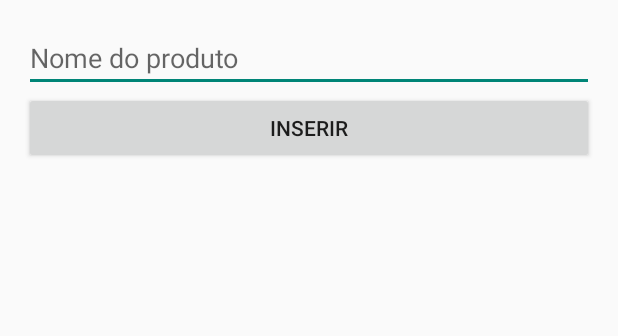
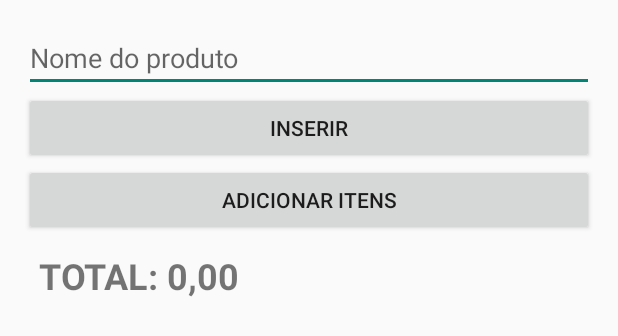
Before and after one commit to Otto-Samuel/app_lista_de_compras, an Android app built with Jetpack Compose: the layout layout.xml on its own in the app's theme, with its tools: preview values and no code run, on a phone screen of 412 x 824 dp. Shown: the top 336 px of the screen. Run offline under Robolectric (Android 15) with nearby library versions, the phone set to English and light mode, and no system bars.

```diff
--- a/app/src/main/res/layout/layout.xml
+++ b/app/src/main/res/layout/layout.xml
@@ -17,8 +17,23 @@
         android:text="inserir"
         android:id="@+id/btn_inserir" />
 
+    <Button
+        android:layout_width="match_parent"
+        android:layout_height="wrap_content"
+        android:text="Adicionar itens"
+        android:id="@+id/btn_adicionar" />
+
+    <TextView
+        android:layout_width="wrap_content"
+        android:layout_height="wrap_content"
+        android:text="TOTAL: 0,00"
+        android:textSize="24sp"
+        android:textStyle="bold"
+        android:padding="10dp"
+        android:id="@+id/txt_total" />
+
     <ListView
-        android:layout_width="wrap_content"
+        android:layout_width="match_parent"
         android:layout_height="wrap_content"
         android:id="@+id/list_view"
     >
--- a/gradle.properties
+++ b/gradle.properties
@@ -15,6 +15,7 @@ org.gradle.jvmargs=-Xmx2048m -Dfile.encoding=UTF-8
 # Android operating system, and which are packaged with your app's APK
 # https://developer.android.com/topic/libraries/support-library/androidx-rn
 android.useAndroidX=true
+android.enableJetifier=true
 # Kotlin code style for this project: "official" or "obsolete":
 kotlin.code.style=official
 # Enables namespacing of each library's R class so that its R class includes only the
```
Also changed, not shown: app/build.gradle.kts (+12 -0 lines), app/src/main/AndroidManifest.xml (+9 -0 lines), app/src/main/java/livrokotlin/com/listadecompras/CadastroActivity.kt (+25 -1 lines), app/src/main/java/livrokotlin/com/listadecompras/MainActivity.kt (+3 -10 lines), app/src/main/res/layout/activity_cadastro.xml (added, +53 -0 lines), app/src/main/res/drawable/icons8_camera_100.png (added).
